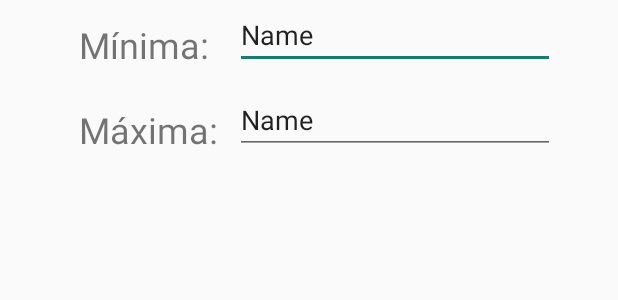
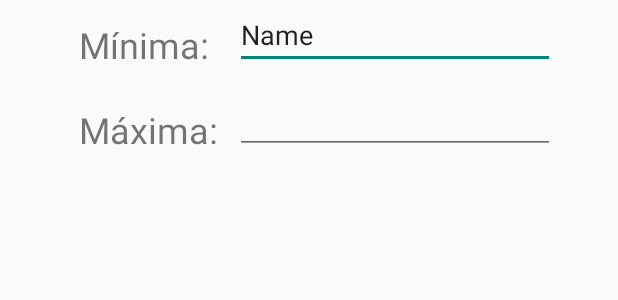
Before and after one commit to Anna-V-Araujo/PPO-Frequencia-Cardiaca, an Android app: the layout usuario_configuracao.xml on its own in the app's theme, with its tools: preview values and no code run, on a phone screen of 412 x 824 dp. Shown: the part 569-869 px from the top of the screen. Run offline under Robolectric (Android 15) with nearby library versions, the phone set to English and light mode, and no system bars.

Commit message:
alterações no menu e na atividade de configuração de usuário

```diff
--- a/Android/TesteBluetoothChat/Application/src/main/java/ifpe/garanhuns/ppo/comunicacaoBluetooth/BluetoothChatFragment.java
+++ b/Android/TesteBluetoothChat/Application/src/main/java/ifpe/garanhuns/ppo/comunicacaoBluetooth/BluetoothChatFragment.java
@@ -44,6 +44,7 @@ import android.widget.Toast;
 
 import com.example.android.bluetoothchat.R;
 import ifpe.garanhuns.ppo.common.logger.Log;
+import ifpe.garanhuns.ppo.negocio.UsuarioConfiguracaoActivity;
 import ifpe.garanhuns.ppo.persistencia.HistoricoRecente;
 import ifpe.garanhuns.ppo.persistencia.PersistenciaTextoBinario;
 import ifpe.garanhuns.ppo.protocoloComunicacao.PacoteConfirmacao;
@@ -438,6 +439,11 @@ public class BluetoothChatFragment extends Fragment {
                 ensureDiscoverable();
                 return true;
             }
+            case R.id.usuario_config_menuItem: {
+                Intent serverIntent = new Intent(getActivity(), UsuarioConfiguracaoActivity.class);
+                startActivity(serverIntent);
+                return true;
+            }
         }
         return false;
     }
--- a/Android/TesteBluetoothChat/Application/src/main/res/layout/usuario_configuracao.xml
+++ b/Android/TesteBluetoothChat/Application/src/main/res/layout/usuario_configuracao.xml
@@ -31,7 +31,9 @@
         android:id="@+id/button_atualiza_nome_idade"
         android:layout_below="@+id/usuario_idade_edit"
         android:layout_centerHorizontal="true"
-        android:layout_marginTop="16dp" />
+        android:layout_marginTop="16dp"
+        android:onClick ="alteraNomeIdade"
+        />
 
     <TextView
         android:text="Configurações do Usuário"
@@ -84,7 +86,8 @@
         android:layout_height="wrap_content"
         android:layout_alignParentBottom="true"
         android:layout_centerHorizontal="true"
-        android:id="@+id/button_atualiza_frequencia" />
+        android:id="@+id/button_atualiza_frequencia"
+        android:onClick="alteraFrequencias"/>
 
     <TextView
         android:text="Limites de Freqência Cardíaca"
@@ -118,7 +121,6 @@
         android:layout_width="wrap_content"
         android:layout_height="wrap_content"
         android:inputType="textPersonName|number"
-        android:text="Name"
         android:ems="10"
         android:id="@+id/usuario_freqMaxima_edit"
         android:layout_alignBottom="@+id/usuario_freqMaxima"
--- a/Android/TesteBluetoothChat/Application/src/main/res/menu/menuGeral.xml
+++ b/Android/TesteBluetoothChat/Application/src/main/res/menu/menuGeral.xml
@@ -11,14 +11,14 @@
      distributed under the License is distributed on an "AS IS" BASIS,
      WITHOUT WARRANTIES OR CONDITIONS OF ANY KIND, either express or implied.
      See the License for the specific language governing permissions and
-     limitations under the License.
-     C:\PPO-Frequencia Cardiaca\Android\TesteBluetoothChat\Application\src\main\res\menu\menuGeral-->
+     limitations under the License.-->
 <menu xmlns:app="http://schemas.android.com/apk/res-auto"
     xmlns:android="http://schemas.android.com/apk/res/android">
 
     <group android:id="@+id/usuario_Settings" >
         <item
-            android:title="Configurações de Usuário"/>
+            android:title="Configurações de Usuário"
+            android:id="@+id/usuario_config_menuItem" />
     </group>
 
     <group android:id="@+id/bluetooth_Settings">
```
Also changed, not shown: Android/TesteBluetoothChat/Application/src/main/java/ifpe/garanhuns/ppo/negocio/Usuario.java (+24 -0 lines), Android/TesteBluetoothChat/Application/src/main/java/ifpe/garanhuns/ppo/negocio/UsuarioConfiguracaoActivity.java (+37 -0 lines).
